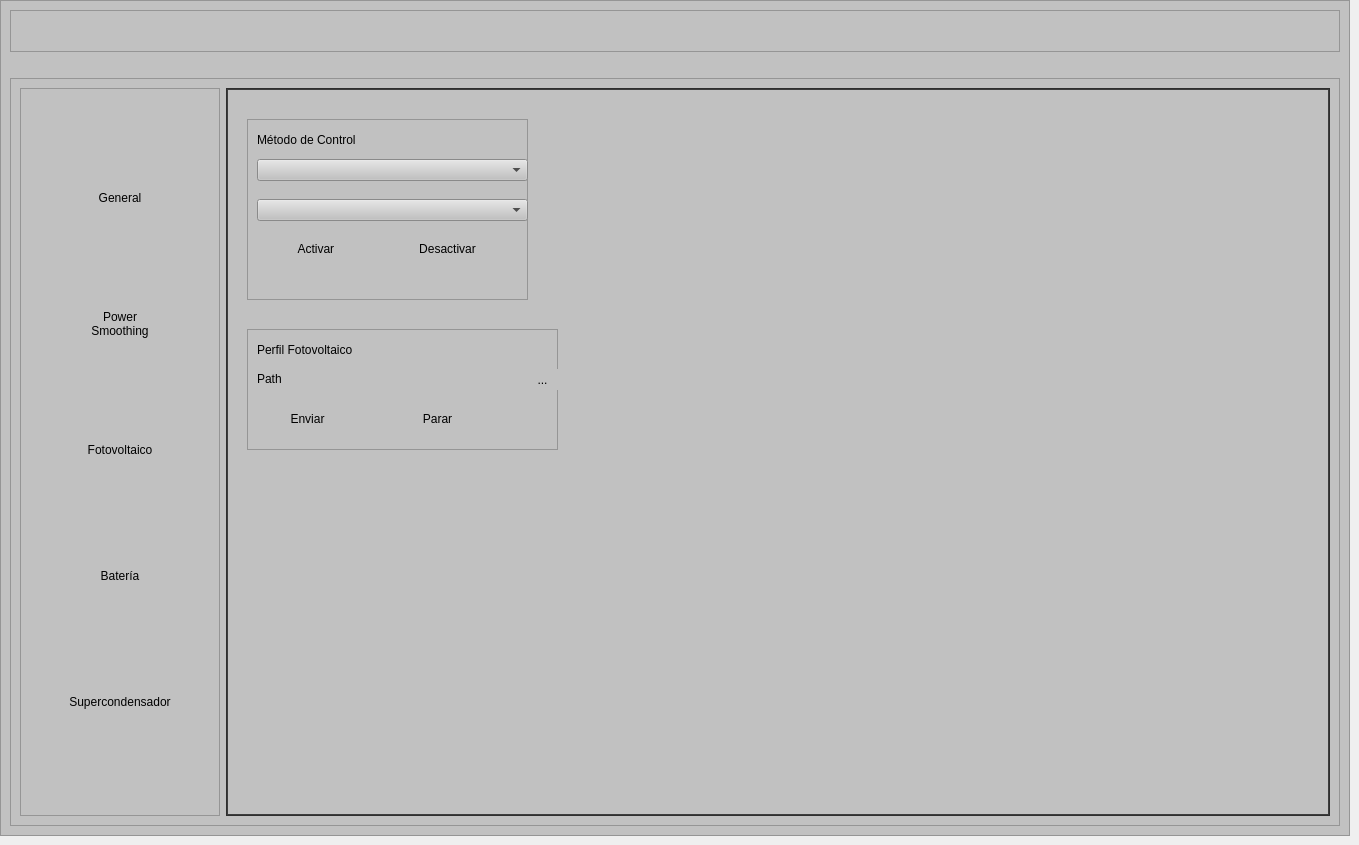
Old version of the form PowerSmoothing/QtScada/SCADA.ui in the repository jorgecard/Telecontrol_r.
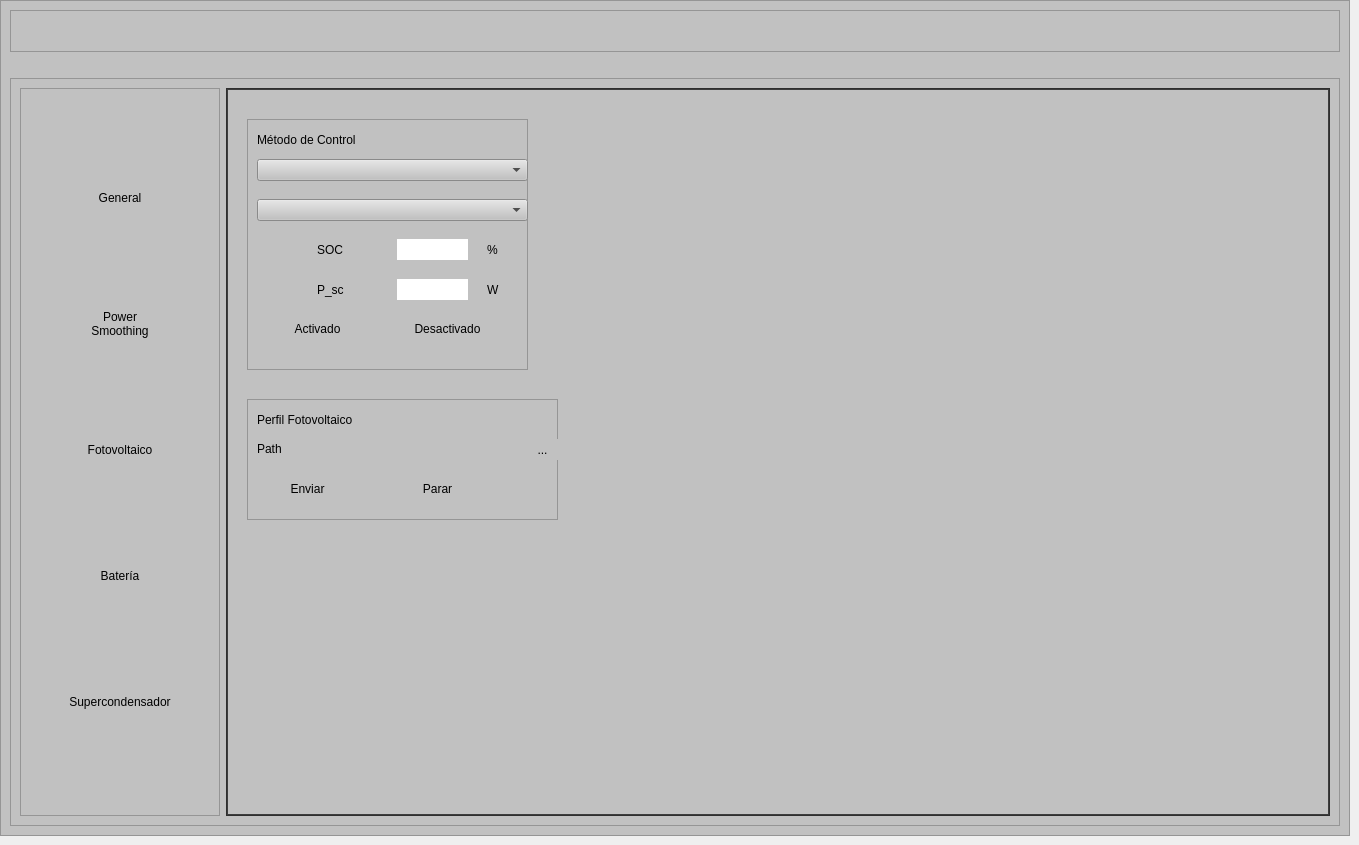
New version of the form. Icons and pictures are not drawn.

```diff
--- a/PowerSmoothing/QtScada/SCADA.ui
+++ b/PowerSmoothing/QtScada/SCADA.ui
@@ -3773,7 +3773,7 @@
                       <x>10</x>
                       <y>20</y>
                       <width>281</width>
-                      <height>181</height>
+                      <height>251</height>
                      </rect>
                     </property>
                     <property name="styleSheet">
@@ -3809,7 +3809,7 @@
                      <property name="geometry">
                       <rect>
                        <x>20</x>
-                       <y>110</y>
+                       <y>190</y>
                        <width>101</width>
                        <height>40</height>
                       </rect>
@@ -3825,14 +3825,14 @@
 border-bottom-color: rgb(0, 0, 0);</string>
                      </property>
                      <property name="text">
-                      <string>Activar </string>
+                      <string>Activado</string>
                      </property>
                     </widget>
                     <widget class="QPushButton" name="pushButton_Desactivar">
                      <property name="geometry">
                       <rect>
                        <x>150</x>
-                       <y>110</y>
+                       <y>190</y>
                        <width>101</width>
                        <height>40</height>
                       </rect>
@@ -3847,7 +3847,7 @@
                       <string notr="true">font: 10pt &quot;Segoe UI&quot;;</string>
                      </property>
                      <property name="text">
-                      <string>Desactivar</string>
+                      <string>Desactivado</string>
                      </property>
                     </widget>
                     <widget class="QLabel" name="label_14">
@@ -3906,12 +3906,120 @@
                       </rect>
                      </property>
                     </widget>
+                    <widget class="QLabel" name="lineEdit_36">
+                     <property name="geometry">
+                      <rect>
+                       <x>150</x>
+                       <y>120</y>
+                       <width>71</width>
+                       <height>21</height>
+                      </rect>
+                     </property>
+                     <property name="styleSheet">
+                      <string notr="true">background-color: rgb(255, 255, 255);
+color: rgb(0, 0, 0);
+font: 10pt &quot;Segoe UI&quot;;</string>
+                     </property>
+                     <property name="text">
+                      <string/>
+                     </property>
+                    </widget>
+                    <widget class="QLabel" name="label_81">
+                     <property name="geometry">
+                      <rect>
+                       <x>70</x>
+                       <y>120</y>
+                       <width>71</width>
+                       <height>21</height>
+                      </rect>
+                     </property>
+                     <property name="styleSheet">
+                      <string notr="true">font: 10pt &quot;Segoe UI&quot;;
+background-color: rgb(193, 193, 193);
+color: rgb(0, 0, 0);</string>
+                     </property>
+                     <property name="text">
+                      <string>SOC</string>
+                     </property>
+                    </widget>
+                    <widget class="QLabel" name="label_82">
+                     <property name="geometry">
+                      <rect>
+                       <x>70</x>
+                       <y>160</y>
+                       <width>71</width>
+                       <height>21</height>
+                      </rect>
+                     </property>
+                     <property name="styleSheet">
+                      <string notr="true">font: 10pt &quot;Segoe UI&quot;;
+background-color: rgb(193, 193, 193);
+color: rgb(0, 0, 0);</string>
+                     </property>
+                     <property name="text">
+                      <string>P_sc</string>
+                     </property>
+                    </widget>
+                    <widget class="QLabel" name="lineEdit_37">
+                     <property name="geometry">
+                      <rect>
+                       <x>150</x>
+                       <y>160</y>
+                       <width>71</width>
+                       <height>21</height>
+                      </rect>
+                     </property>
+                     <property name="styleSheet">
+                      <string notr="true">background-color: rgb(255, 255, 255);
+color: rgb(0, 0, 0);
+font: 10pt &quot;Segoe UI&quot;;</string>
+                     </property>
+                     <property name="text">
+                      <string/>
+                     </property>
+                    </widget>
+                    <widget class="QLabel" name="label_83">
+                     <property name="geometry">
+                      <rect>
+                       <x>240</x>
+                       <y>160</y>
+                       <width>31</width>
+                       <height>21</height>
+                      </rect>
+                     </property>
+                     <property name="styleSheet">
+                      <string notr="true">background-color: rgb(193, 193, 193);
+color: rgb(0, 0, 0);
+font: 700 14pt &quot;Segoe UI&quot;;</string>
+                     </property>
+                     <property name="text">
+                      <string>W</string>
+                     </property>
+                    </widget>
+                    <widget class="QLabel" name="label_84">
+                     <property name="geometry">
+                      <rect>
+                       <x>240</x>
+                       <y>120</y>
+                       <width>31</width>
+                       <height>21</height>
+                      </rect>
+                     </property>
+                     <property name="styleSheet">
+                      <string notr="true">background-color: rgb(193, 193, 193);
+color: rgb(0, 0, 0);
+font: 700 14pt &quot;Segoe UI&quot;;</string>
+                     </property>
+                     <property name="text">
+                      <string>%</string>
+                     </property>
+                    </widget>
                    </widget>
                    <widget class="QFrame" name="frame_5">
                     <property name="geometry">
                      <rect>
                       <x>10</x>
-                      <y>230</y>
+                      <y>300</y>
                       <width>311</width>
                       <height>121</height>
                      </rect>
```
Left out of the diff: 2 changed lines with no effect on the pictures.
